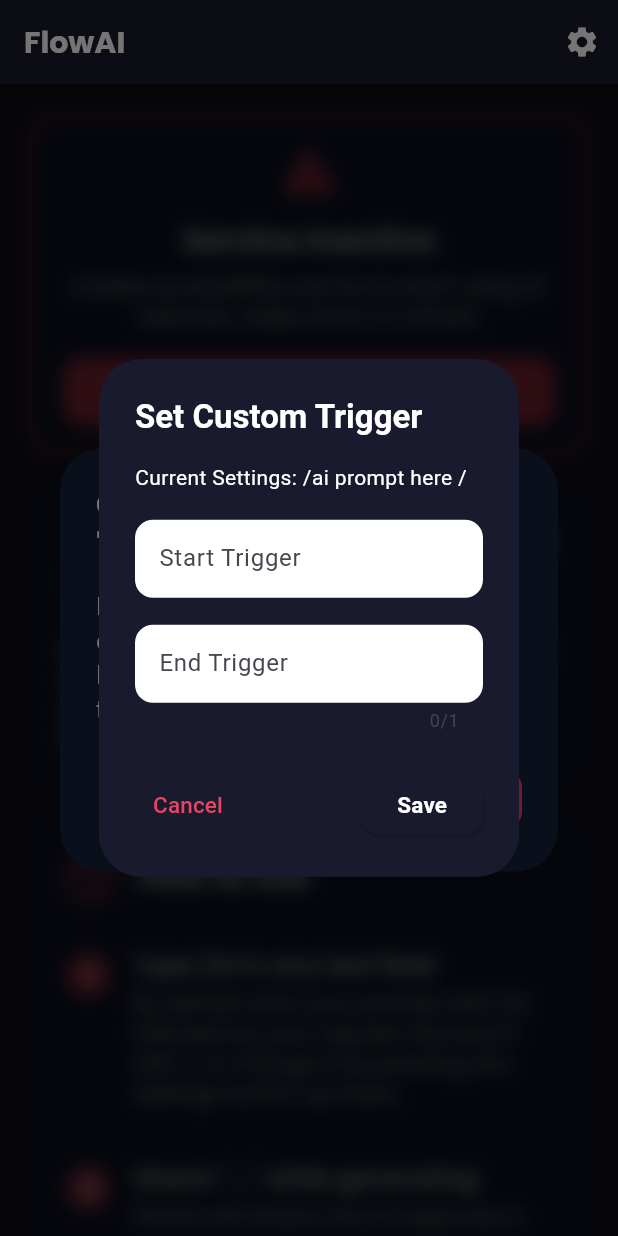
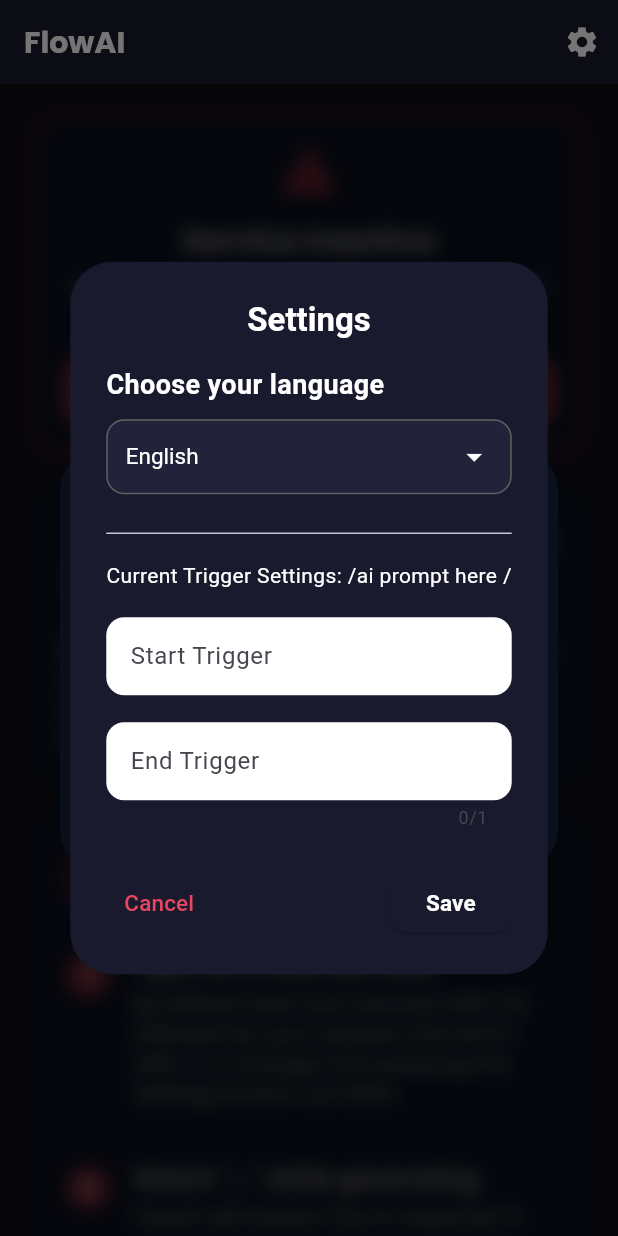
Before and after one commit to MohamedAlkindi/FlowAI, a Flutter app: the screen it shows after launch, after a tap on "Next", after a tap on "Skip", after a tap on the "settings" icon, on a phone screen of 412 x 824 dp. Run offline on Flutter 3.47's test engine with Material 3 defaults, Android fonts, the phone set to English and light mode, and no system bars; our stand-ins replace device_info_plus, flutter_bloc, google_fonts, shared_preferences, supabase_flutter; accounts and stored records are empty.

```diff
--- a/lib/cubits/app_cubit.dart
+++ b/lib/cubits/app_cubit.dart
@@ -22,8 +22,9 @@ class AppCubit extends Cubit<AppState> {
       await PreferencesService.updateAccessibilityStatus(isEnabled);
       final currentState = state;
       if (currentState is AppLoaded) {
-        final updatedPreferences = currentState.preferences
-            .copyWith(isAccessibilityEnabled: isEnabled);
+        final updatedPreferences = currentState.preferences.copyWith(
+          isAccessibilityEnabled: isEnabled,
+        );
         emit(AppLoaded(updatedPreferences));
       }
     } catch (e) {
@@ -36,8 +37,9 @@ class AppCubit extends Cubit<AppState> {
       await PreferencesService.markFirstLaunchComplete();
       final currentState = state;
       if (currentState is AppLoaded) {
-        final updatedPreferences =
-            currentState.preferences.copyWith(isFirstLaunch: false);
+        final updatedPreferences = currentState.preferences.copyWith(
+          isFirstLaunch: false,
+        );
         emit(AppLoaded(updatedPreferences));
       }
     } catch (e) {
@@ -46,7 +48,9 @@ class AppCubit extends Cubit<AppState> {
   }
 
   Future<void> saveUserTriggers(
-      String? prefixTrigger, String? suffixTrigger) async {
+    String? prefixTrigger,
+    String? suffixTrigger,
+  ) async {
     try {
       await PreferencesService.saveUserTriggers(prefixTrigger, suffixTrigger);
       final currentState = state;
@@ -54,6 +58,21 @@ class AppCubit extends Cubit<AppState> {
         final updatedPreferences = currentState.preferences.copyWith(
           triggerPrefix: prefixTrigger,
           triggerSuffix: suffixTrigger,
+        );
+        emit(AppLoaded(updatedPreferences));
+      }
+    } catch (e) {
+      emit(AppError(e.toString()));
+    }
+  }
+
+  Future<void> setLocale(String? localeCode) async {
+    try {
+      await PreferencesService.setLocaleCode(localeCode);
+      final currentState = state;
+      if (currentState is AppLoaded) {
+        final updatedPreferences = currentState.preferences.copyWith(
+          localeCode: localeCode,
         );
         emit(AppLoaded(updatedPreferences));
       }
@@ -83,8 +102,9 @@ class AppCubit extends Cubit<AppState> {
       await PreferencesService.markDialogDismissed();
       final currentState = state;
       if (currentState is AppLoaded) {
-        final updatedPreferences =
-            currentState.preferences.copyWith(isDialogDismissed: true);
+        final updatedPreferences = currentState.preferences.copyWith(
+          isDialogDismissed: true,
+        );
         emit(AppLoaded(updatedPreferences));
       }
     } catch (e) {
--- a/lib/l10n/arb/app_ar.arb
+++ b/lib/l10n/arb/app_ar.arb
@@ -69,7 +69,7 @@
   ,
   "oem_unknown_hint": "الرجاء البحث على الإنترنت عن كيفية تفعيل الإعدادات المقيّدة، تعطيل تحسين البطارية، والحفاظ على خدمات تسهيلات الاستخدام فعّالة لجهازك وإصدار النظام.",
   "setCustomTrigger": "تغيير الاعدادات الافتراضية",
-  "currentSettings":"الاعدادات الحالية",
+  "currentSettings":"اعدادات التفعيل الحالية",
   "text":"اكتب طلبك هنا",
   "startTrigger" : "بدء التفعيل",
   "endTrigger" : "انهاء التفعيل",
@@ -80,7 +80,12 @@
   "grantPermission":"تفعيل الامكانية",
   "later":"ﻻحقاً",
   "overlayDisplayPermissionTitle":"اذن العرض على تطفيقات أخرى 'اختياري'",
-  "overlayDisplayPermissionTest":"يحتاج تطبيق FlowAI الى اذن للعرض فوق التطبيقات الأخرى حتى نتمكن من عرض ميزة 'فقاعة الذكاء الاصطناعي'من الظهور عند استخدام التطبيق.",
+  "overlayDisplayPermissionText":"يحتاج تطبيق FlowAI الى اذن للعرض فوق التطبيقات الأخرى حتى نتمكن من عرض ميزة 'فقاعة الذكاء الاصطناعي'من الظهور عند استخدام التطبيق.",
   "permissionGranted":"✓ تم تفعيل اذن الفقاعة",
   "grantBubblePermission":"اعطاء الاذن للفقاعة"
+  ,
+  "choose_language_title": "اختر لغتك",
+  "language_english": "English",
+  "language_arabic": "العربية",
+  "settings_title":"الاعدادات"
 }
--- a/lib/l10n/arb/app_en.arb
+++ b/lib/l10n/arb/app_en.arb
@@ -69,7 +69,7 @@
   ,
   "oem_unknown_hint": "Please search online for how to enable restricted settings, disable battery optimization, and keep accessibility services running for your specific device/OS version.",
   "setCustomTrigger": "Set Custom Trigger",
-  "currentSettings": "Current Settings",
+  "currentSettings": "Current Trigger Settings",
   "text": "prompt here",
   "startTrigger" : "Start Trigger",
   "endTrigger" : "End Trigger",
@@ -83,4 +83,9 @@
   "overlayDisplayPermissionText":"FlowAI needs permission to display over other apps so the AI bubble can appear when you use the trigger in any app",
   "permissionGranted":"Bubble Permission Granted ✓",
   "grantBubblePermission":"Grant Bubble Permission"
+  ,
+  "choose_language_title": "Choose your language",
+  "language_english": "English",
+  "language_arabic": "العربية",
+  "settings_title":"Settings"
 }
--- a/lib/main.dart
+++ b/lib/main.dart
@@ -1,4 +1,5 @@
 import 'package:flow_ai/cubits/app_cubit.dart';
+import 'package:flow_ai/cubits/app_states.dart';
 import 'package:flow_ai/l10n/localizations/localizations_delegates.dart';
 import 'package:flow_ai/l10n/localizations/supported_locales.dart';
 import 'package:flow_ai/screens/home_screen/cubit/home_screen_cubit.dart';
@@ -22,16 +23,38 @@ class MyApp extends StatelessWidget {
   Widget build(BuildContext context) {
     return MultiBlocProvider(
       providers: [
-        BlocProvider(
-          create: (context) => AppCubit(),
-        ),
+        BlocProvider(create: (context) => AppCubit()),
         BlocProvider(create: (context) => HomeScreenCubit()),
       ],
-      child: MaterialApp(
+      child: BlocBuilder<AppCubit, AppState>(
+        builder: (context, state) {
+          Locale? locale;
+          if (state is AppLoaded && state.preferences.localeCode != null) {
+            locale = Locale(state.preferences.localeCode!);
+          }
+          return MaterialApp(
             title: 'FlowAI',
             debugShowCheckedModeBanner: false,
             localizationsDelegates: localizationsDelegates,
             supportedLocales: supportedLocales,
+            localeResolutionCallback: (deviceLocale, supported) {
+              // If a saved locale is set, use it (handled by locale property).
+              if (locale != null) return locale;
+
+              // No saved locale: decide from device locale.
+              final deviceCode = deviceLocale?.languageCode;
+              if (deviceCode == 'en' || deviceCode == 'ar') {
+                // Match device en/ar exactly from supported list
+                return supported.firstWhere(
+                  (l) => l.languageCode == deviceCode,
+                  orElse: () => const Locale('en'),
+                );
+              }
+
+              // Device language is neither en nor ar → fallback to English
+              return const Locale('en');
+            },
+            locale: locale,
             theme: ThemeData(
               primarySwatch: Colors.red,
               scaffoldBackgroundColor: const Color(0xFF1A1A2E),
@@ -41,6 +64,8 @@ class MyApp extends StatelessWidget {
               inputDecorationTheme: inputDecorationTheme(),
             ),
             home: const SplashScreen(),
+          );
+        },
       ),
     );
   }
--- a/lib/models/user_preferences.dart
+++ b/lib/models/user_preferences.dart
@@ -4,6 +4,7 @@ class UserPreferences {
   final bool isDialogDismissed;
   final String triggerPrefix;
   final String triggerSuffix;
+  final String? localeCode;
 
   UserPreferences({
     this.isFirstLaunch = true,
@@ -11,6 +12,7 @@ class UserPreferences {
     this.isDialogDismissed = false,
     this.triggerPrefix = '/ai',
     this.triggerSuffix = "/",
+    this.localeCode,
   });
 
   UserPreferences copyWith({
@@ -19,6 +21,7 @@ class UserPreferences {
     bool? isDialogDismissed,
     String? triggerPrefix,
     String? triggerSuffix,
+    String? localeCode,
   }) {
     return UserPreferences(
       isFirstLaunch: isFirstLaunch ?? this.isFirstLaunch,
@@ -27,6 +30,7 @@ class UserPreferences {
       isDialogDismissed: isDialogDismissed ?? this.isDialogDismissed,
       triggerPrefix: triggerPrefix ?? this.triggerPrefix,
       triggerSuffix: triggerSuffix ?? this.triggerSuffix,
+      localeCode: localeCode ?? this.localeCode,
     );
   }
 
@@ -37,6 +41,7 @@ class UserPreferences {
       'isDialogDismissed': isDialogDismissed,
       'triggerPrefix': triggerPrefix,
       "triggerSuffix": triggerSuffix,
+      'localeCode': localeCode,
     };
   }
 
@@ -47,6 +52,7 @@ class UserPreferences {
       isDialogDismissed: json['isDialogDismissed'] ?? false,
       triggerPrefix: json['triggerPrefix'] ?? '/ai',
       triggerSuffix: json['triggerSuffix'] ?? '/',
+      localeCode: json['localeCode'],
     );
   }
 }
--- a/lib/screens/home_screen/widgets/trigger_popup.dart
+++ b/lib/screens/home_screen/widgets/trigger_popup.dart
@@ -1,4 +1,5 @@
 import 'package:flow_ai/cubits/app_cubit.dart';
+import 'package:flow_ai/cubits/app_states.dart';
 import 'package:flow_ai/l10n/l10n.dart';
 import 'package:flow_ai/screens/home_screen/cubit/home_screen_cubit.dart';
 import 'package:flow_ai/utils/show_snackbar.dart';
@@ -45,9 +46,9 @@ class _TriggerPopupState extends State<TriggerPopup> {
     return AlertDialog(
       backgroundColor: const Color(0xFF1A1A2E),
       title: Align(
-        alignment: Alignment.centerLeft,
+        alignment: Alignment.center,
         child: Text(
-          t.t("setCustomTrigger"),
+          t.t("settings_title"),
           style: const TextStyle(
             fontSize: 22, // Slightly larger
             fontWeight: FontWeight.bold,
@@ -60,19 +61,70 @@ class _TriggerPopupState extends State<TriggerPopup> {
           mainAxisSize: MainAxisSize.min,
           crossAxisAlignment: CrossAxisAlignment.stretch,
           children: [
+            // Language selection (same idea as welcome screen)
+            Text(
+              t.t('choose_language_title'),
+              style: const TextStyle(
+                fontSize: 18,
+                fontWeight: FontWeight.w600,
+                color: Colors.white,
+              ),
+            ),
+            const SizedBox(height: 10),
+            BlocBuilder<AppCubit, AppState>(
+              builder: (context, state) {
+                String? selected = state is AppLoaded
+                    ? state.preferences.localeCode
+                    : null;
+                selected ??= Localizations.localeOf(context).languageCode;
+
+                return Container(
+                  padding: const EdgeInsets.symmetric(horizontal: 12),
+                  decoration: BoxDecoration(
+                    color: const Color(0xFF22223A),
+                    borderRadius: BorderRadius.circular(12),
+                    border: Border.all(color: Colors.grey[700]!),
+                  ),
+                  child: DropdownButtonHideUnderline(
+                    child: DropdownButton<String>(
+                      value: selected,
+                      dropdownColor: const Color(0xFF22223A),
+                      iconEnabledColor: Colors.white,
+                      style: const TextStyle(color: Colors.white, fontSize: 15),
+                      items: [
+                        DropdownMenuItem(
+                          value: 'en',
+                          child: Text(t.t('language_english')),
+                        ),
+                        DropdownMenuItem(
+                          value: 'ar',
+                          child: Text(t.t('language_arabic')),
+                        ),
+                      ],
+                      onChanged: (val) {
+                        context.read<AppCubit>().setLocale(val);
+                      },
+                    ),
+                  ),
+                );
+              },
+            ),
+            const SizedBox(height: 18),
+            const Divider(),
+            const SizedBox(height: 10),
             Text(
               "${t.t("currentSettings")}: ${widget.currentStart} ${t.t("text")} ${widget.currentEnd}",
-              style: const TextStyle(
-                color: Colors.white,
-              ),
+              style: const TextStyle(color: Colors.white),
             ),
             const SizedBox(height: 18),
             TextField(
               controller: _startController,
               style: const TextStyle(fontSize: 16),
               decoration: InputDecoration(
-                contentPadding:
-                    const EdgeInsets.symmetric(vertical: 14, horizontal: 12),
+                contentPadding: const EdgeInsets.symmetric(
+                  vertical: 14,
+                  horizontal: 12,
+                ),
                 fillColor: Colors.white,
                 labelText: t.t("startTrigger"),
                 floatingLabelBehavior: FloatingLabelBehavior.never,
@@ -86,8 +138,10 @@ class _TriggerPopupState extends State<TriggerPopup> {
               controller: _endController,
               style: const TextStyle(fontSize: 16),
               decoration: InputDecoration(
-                contentPadding:
-                    const EdgeInsets.symmetric(vertical: 14, horizontal: 12),
+                contentPadding: const EdgeInsets.symmetric(
+                  vertical: 14,
+                  horizontal: 12,
+                ),
                 fillColor: Colors.white,
                 labelText: t.t("endTrigger"),
                 floatingLabelBehavior: FloatingLabelBehavior.never,
@@ -103,15 +157,13 @@ class _TriggerPopupState extends State<TriggerPopup> {
           children: [
             TextButton(
               onPressed: () => Navigator.pop(context),
-              child: Text(
-                t.t("cancel"),
-                style: const TextStyle(fontSize: 15),
-              ),
+              child: Text(t.t("cancel"), style: const TextStyle(fontSize: 15)),
             ),
             ElevatedButton(
               style: ButtonStyle(
-                backgroundColor:
-                    WidgetStateProperty.all(const Color(0xFF1A1A2E)),
+                backgroundColor: WidgetStateProperty.all(
+                  const Color(0xFF1A1A2E),
+                ),
               ),
               onPressed: () async {
                 final start = _startController.text.trim();
@@ -124,23 +176,24 @@ class _TriggerPopupState extends State<TriggerPopup> {
                 appCubit.saveUserTriggers(start, end);
 
                 // Update the HomeScreenCubit with the new triggers
-                homeScreenCubit.prefixTrigger =
-                    start.isNotEmpty ? start : widget.currentStart;
-                homeScreenCubit.suffixTrigger =
-                    end.isNotEmpty ? end : widget.currentEnd;
+                homeScreenCubit.prefixTrigger = start.isNotEmpty
+                    ? start
+                    : widget.currentStart;
+                homeScreenCubit.suffixTrigger = end.isNotEmpty
+                    ? end
+                    : widget.currentEnd;
 
                 if (context.mounted) {
-                  showSnackBar(
-                    t.t("done"),
-                    context: context,
-                  );
+                  showSnackBar(t.t("done"), context: context);
                   Navigator.pop(context);
                 }
               },
               child: Text(
                 t.t("save"),
-                style:
-                    const TextStyle(fontSize: 15, fontWeight: FontWeight.w600),
+                style: const TextStyle(
+                  fontSize: 15,
+                  fontWeight: FontWeight.w600,
+                ),
               ),
             ),
           ],
--- a/lib/screens/welcome_screen/welcome_screen.dart
+++ b/lib/screens/welcome_screen/welcome_screen.dart
@@ -1,5 +1,6 @@
 import 'package:flow_ai/screens/welcome_screen/widgets/buttom_section.dart';
 import 'package:flow_ai/screens/welcome_screen/widgets/page_widget.dart';
+import 'package:flow_ai/screens/welcome_screen/widgets/language_selection.dart';
 import 'package:flutter/material.dart';
 
 import '../../l10n/l10n.dart';
@@ -19,6 +20,7 @@ class _WelcomeScreenState extends State<WelcomeScreen> {
   Widget build(BuildContext context) {
     final t = AppLocalizations.of(context);
     final pages = [
+      {'custom': 'language', 'title': '', 'subtitle': '', 'icon': ''},
       {
         'title': t.t('welcome_title_1'),
         'subtitle': t.t('welcome_sub_1'),
@@ -51,7 +53,11 @@ class _WelcomeScreenState extends State<WelcomeScreen> {
                 },
                 itemCount: pages.length,
                 itemBuilder: (context, index) {
-                  return buildPage(page: pages[index]);
+                  final page = pages[index];
+                  if (page['custom'] == 'language') {
+                    return const LanguageSelection();
+                  }
+                  return buildPage(page: page);
                 },
               ),
             ),
--- /dev/null
+++ b/lib/screens/welcome_screen/widgets/language_selection.dart
@@ -0,0 +1,81 @@
+import 'package:flow_ai/cubits/app_cubit.dart';
+import 'package:flow_ai/cubits/app_states.dart';
+import 'package:flow_ai/l10n/l10n.dart';
+import 'package:flutter/material.dart';
+import 'package:flutter_bloc/flutter_bloc.dart';
+import 'package:google_fonts/google_fonts.dart';
+
+class LanguageSelection extends StatelessWidget {
+  const LanguageSelection({super.key});
+
+  @override
+  Widget build(BuildContext context) {
+    final t = AppLocalizations.of(context);
+    return Padding(
+      padding: const EdgeInsets.all(40.0),
+      child: Column(
+        crossAxisAlignment: CrossAxisAlignment.stretch,
+        children: [
+          const SizedBox(height: 20),
+          Text(
+            '🌐',
+            style: const TextStyle(fontSize: 80),
+            textAlign: TextAlign.center,
+          ),
+          const SizedBox(height: 20),
+          Text(
+            t.t('choose_language_title'),
+            style: GoogleFonts.poppins(
+              fontSize: 28,
+              fontWeight: FontWeight.bold,
+              color: Colors.white,
+            ),
+            textAlign: TextAlign.center,
+          ),
+          const SizedBox(height: 20),
+          BlocBuilder<AppCubit, AppState>(
+            builder: (context, state) {
+              String? selected = state is AppLoaded
+                  ? state.preferences.localeCode
+                  : null;
+              selected ??= Localizations.localeOf(context).languageCode;
+
+              return Container(
+                padding: const EdgeInsets.symmetric(horizontal: 16),
+                decoration: BoxDecoration(
+                  color: const Color(0xFF22223A),
+                  borderRadius: BorderRadius.circular(16),
+                  border: Border.all(color: Colors.grey[700]!),
+                ),
+                child: DropdownButtonHideUnderline(
+                  child: DropdownButton<String>(
+                    value: selected,
+                    dropdownColor: const Color(0xFF22223A),
+                    iconEnabledColor: Colors.white,
+                    style: GoogleFonts.poppins(
+                      color: Colors.white,
+                      fontSize: 16,
+                    ),
+                    items: [
+                      DropdownMenuItem(
+                        value: 'en',
+                        child: Text(t.t('language_english')),
+                      ),
+                      DropdownMenuItem(
+                        value: 'ar',
+                        child: Text(t.t('language_arabic')),
+                      ),
+                    ],
+                    onChanged: (val) {
+                      context.read<AppCubit>().setLocale(val);
+                    },
+                  ),
+                ),
+              );
+            },
+          ),
+        ],
+      ),
+    );
+  }
+}
--- a/lib/screens/welcome_screen/widgets/page_widget.dart
+++ b/lib/screens/welcome_screen/widgets/page_widget.dart
@@ -8,10 +8,11 @@ Widget buildPage({required Map<String, String> page}) {
       child: Column(
         mainAxisAlignment: MainAxisAlignment.center,
         children: [
-          Text(
-            page['icon']!,
-            style: const TextStyle(fontSize: 80),
-          ),
+          if (page['custom'] == 'language') ...[
+            // Language selection page handled externally
+            const SizedBox.shrink(),
+          ] else ...[
+            Text(page['icon']!, style: const TextStyle(fontSize: 80)),
             const SizedBox(height: 40),
             Text(
               page['title']!,
@@ -33,6 +34,7 @@ Widget buildPage({required Map<String, String> page}) {
               textAlign: TextAlign.center,
             ),
           ],
+        ],
       ),
     ),
   );
--- a/lib/services/preferences_service.dart
+++ b/lib/services/preferences_service.dart
@@ -29,10 +29,17 @@ class PreferencesService {
     await prefs.setString(_preferencesKey, preferencesJson);
   }
 
+  static Future<void> setLocaleCode(String? localeCode) async {
+    final preferences = await getUserPreferences();
+    final updatedPreferences = preferences.copyWith(localeCode: localeCode);
+    await saveUserPreferences(updatedPreferences);
+  }
+
   static Future<void> updateAccessibilityStatus(bool isEnabled) async {
     final preferences = await getUserPreferences();
-    final updatedPreferences =
-        preferences.copyWith(isAccessibilityEnabled: isEnabled);
+    final updatedPreferences = preferences.copyWith(
+      isAccessibilityEnabled: isEnabled,
+    );
     await saveUserPreferences(updatedPreferences);
   }
 
@@ -43,7 +50,9 @@ class PreferencesService {
   }
 
   static Future<void> saveUserTriggers(
-      String? prefixTrigger, String? suffixTrigger) async {
+    String? prefixTrigger,
+    String? suffixTrigger,
+  ) async {
     final preferences = await getUserPreferences();
     final updatedTriggers = preferences.copyWith(
       triggerPrefix: prefixTrigger,
```
Lines whose indentation alone changed are shown as unchanged.
